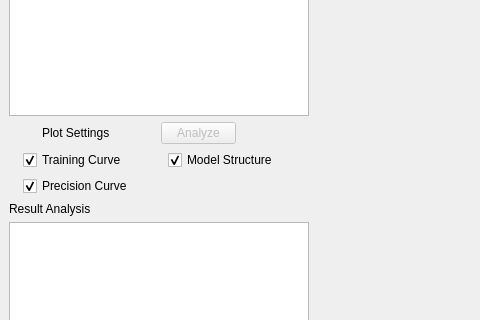
Qt form QSAR-UI/mainwindow2.ui (sheMnapion/AI-QSAR) before a commit; both pictures show x 0 to 480 and y 113 to 433 of the 973 by 635 pixel window.
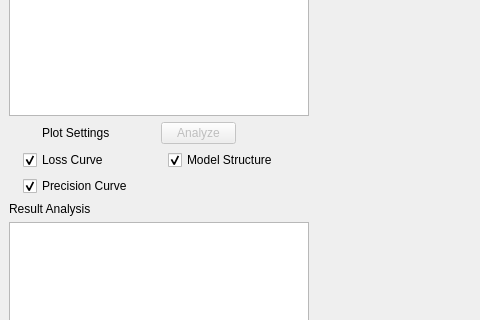
The same form after that commit.

What changed in the file:
```diff
--- a/QSAR-UI/mainwindow2.ui
+++ b/QSAR-UI/mainwindow2.ui
@@ -224,7 +224,7 @@
                  </size>
                 </property>
                 <property name="text">
-                 <string>Training Curve</string>
+                 <string>Loss Curve</string>
                 </property>
                 <property name="checked">
                  <bool>true</bool>
```
Left out of the diff: 6 changed lines with no effect on the pictures.
